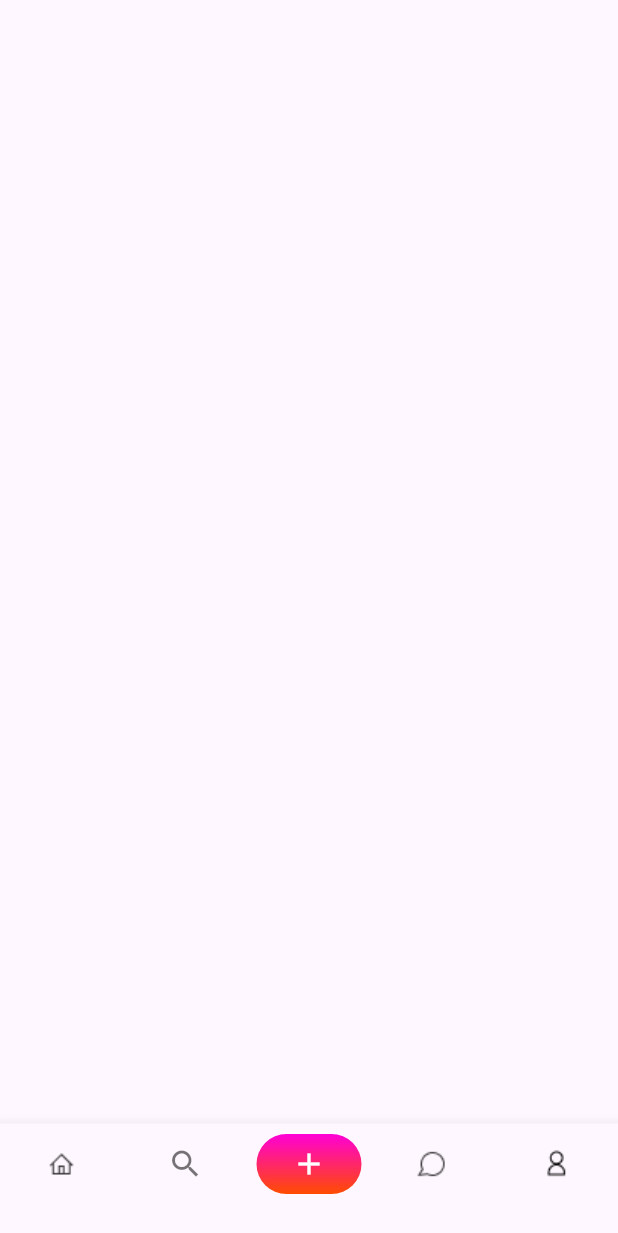
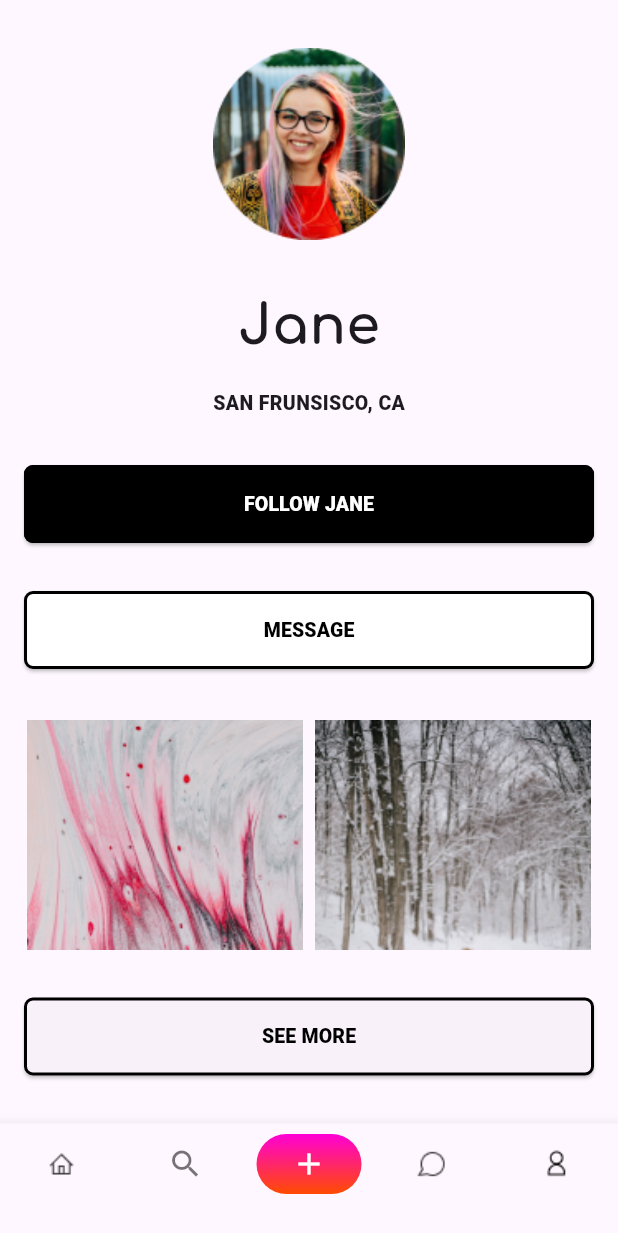
Before and after one commit to semetey2019/photo, a Flutter app: the MainPage screen opened directly, swiped to page 5, on a phone screen of 412 x 824 dp. Shown: the top 1233 px of the screen. Run offline on Flutter 3.47's test engine with Material 3 defaults, Android fonts, the phone set to English and light mode, and no system bars; our stand-ins replace cached_network_image.

Commit message:
do profile page

```diff
--- a/lib/features/auth/presentation/pages/login_page.dart
+++ b/lib/features/auth/presentation/pages/login_page.dart
@@ -67,6 +67,11 @@ class _LoginPageState extends State<LoginPage> {
               const SizedBox(height: 32),
               TextFormFieldWidget(
                 hinText: "jane@example.com",
+                hintStyle: const TextStyle(
+                  fontSize: 15,
+                  color: Colors.black,
+                  fontWeight: FontWeight.w400,
+                ),
                 isError: isValidateEmail,
                 validator: (value) {
                   if (isValidPhoneNumber(value!) == null) {
@@ -105,6 +110,7 @@ class _LoginPageState extends State<LoginPage> {
                 },
                 color: const BorderSide(color: Colors.black),
                 text: "LOG IN",
+                textColor: const TextStyle(color: Colors.white),
                 backgroundColor: Colors.black,
                 minimumSize: const Size(double.infinity, 52),
               )
--- a/lib/features/auth/presentation/pages/register_page.dart
+++ b/lib/features/auth/presentation/pages/register_page.dart
@@ -67,6 +67,11 @@ class _RegisterPageState extends State<RegisterPage> {
               ),
               const SizedBox(height: 32),
               TextFormFieldWidget(
+                hintStyle: const TextStyle(
+                  fontSize: 15,
+                  color: Colors.black,
+                  fontWeight: FontWeight.w400,
+                ),
                 hinText: "jane@example.com",
                 isError: isValidateEmail,
                 validator: (value) {
@@ -104,6 +109,7 @@ class _RegisterPageState extends State<RegisterPage> {
                 },
                 color: const BorderSide(color: Colors.black),
                 text: "NEXT",
+                textColor: TextStyle(color: Colors.white),
                 backgroundColor: Colors.black,
                 minimumSize: const Size(double.infinity, 52),
               )
--- /dev/null
+++ b/lib/features/main/presentation/pages/home/profile/profile.dart
@@ -0,0 +1 @@
+export 'profile_page.dart';
--- /dev/null
+++ b/lib/features/main/presentation/pages/home/profile/profile_page.dart
@@ -0,0 +1,107 @@
+import 'package:flutter/material.dart';
+import 'package:flutter_staggered_grid_view/flutter_staggered_grid_view.dart';
+import 'package:photo/features/auth/presentation/widgets/button_widget.dart';
+
+class ProfilePage extends StatefulWidget {
+  const ProfilePage({super.key});
+
+  @override
+  State<ProfilePage> createState() => _ProfilePageState();
+}
+
+class _ProfilePageState extends State<ProfilePage> {
+  @override
+  Widget build(BuildContext context) {
+    return Scaffold(
+      body: SafeArea(
+        child: Padding(
+          padding: const EdgeInsets.only(left: 16, right: 16, top: 32),
+          child: Column(
+            children: [
+              Center(
+                child: Image.asset("assets/profile/girl.png"),
+              ),
+              const SizedBox(height: 32),
+              const Text(
+                "Jane",
+                style: TextStyle(
+                  fontSize: 36,
+                  fontWeight: FontWeight.w400,
+                  fontFamily: "Comfortaa-Bold",
+                ),
+              ),
+              const SizedBox(height: 16),
+              const Text(
+                "SAN FRUNSISCO, CA",
+                style: TextStyle(
+                  fontSize: 13,
+                  fontWeight: FontWeight.w900,
+                ),
+              ),
+              const SizedBox(height: 32),
+              ButtonWidget(
+                  onPressed: () {
+                    // Navigator.push(
+                    //     context, MaterialPageRoute(builder: (_) => LoginPage()));
+                  },
+                  color: const BorderSide(color: Colors.white),
+                  textColor: const TextStyle(
+                      color: Colors.white,
+                      fontSize: 13,
+                      fontWeight: FontWeight.w900),
+                  backgroundColor: Colors.black,
+                  minimumSize: const Size(double.infinity, 52),
+                  text: "FOLLOW JANE"),
+              const SizedBox(height: 32),
+              ButtonWidget(
+                  onPressed: () {
+                    // Navigator.push(
+                    //     context, MaterialPageRoute(builder: (_) => LoginPage()));
+                  },
+                  color: const BorderSide(color: Colors.white),
+                  textColor: const TextStyle(
+                      color: Colors.black,
+                      fontSize: 13,
+                      fontWeight: FontWeight.w900),
+                  backgroundColor: Colors.white,
+                  minimumSize: const Size(double.infinity, 52),
+                  text: "MESSAGE"),
+              const SizedBox(height: 32),
+              Expanded(
+                child: MasonryGridView.builder(
+                  shrinkWrap: true,
+                  gridDelegate:
+                      const SliverSimpleGridDelegateWithFixedCrossAxisCount(
+                          crossAxisCount: 2),
+                  itemCount: 9,
+                  mainAxisSpacing: 4,
+                  crossAxisSpacing: 4,
+                  itemBuilder: (context, index) => Padding(
+                    padding: const EdgeInsets.all(2.0),
+                    child: Image.asset(
+                      'assets/photo/ph${index + 1}.png',
+                      fit: BoxFit.cover,
+                    ),
+                  ),
+                ),
+              ),
+              Padding(
+                padding: const EdgeInsets.only(top: 32, bottom: 32),
+                child: ButtonWidget(
+                  onPressed: () {},
+                  color: const BorderSide(color: Colors.black),
+                  text: "SEE MORE",
+                  minimumSize: const Size(double.infinity, 52),
+                  textColor: const TextStyle(
+                      color: Colors.black,
+                      fontSize: 13,
+                      fontWeight: FontWeight.w900),
+                ),
+              )
+            ],
+          ),
+        ),
+      ),
+    );
+  }
+}
--- /dev/null
+++ b/lib/features/main/presentation/pages/main/home.dart
@@ -0,0 +1 @@
+export 'home_page.dart';
--- a/lib/features/main/presentation/pages/home/home_page.dart
+++ b/lib/features/main/presentation/pages/main/home_page.dart
@@ -2,7 +2,6 @@ import 'package:flutter/material.dart';
 import 'package:flutter_staggered_grid_view/flutter_staggered_grid_view.dart';
 import 'package:photo/features/auth/presentation/widgets/button_widget.dart';
 import '../../../../auth/presentation/widgets/custom_view.dart';
-import '../../widgets/button_bar_widget.dart';
 
 class DiscoverPage extends StatelessWidget {
   const DiscoverPage({
--- /dev/null
+++ b/lib/features/main/presentation/pages/search/search.dart
@@ -0,0 +1 @@
+export 'search_photo.dart';
--- a/lib/features/main/presentation/widgets/button_bar_widget.dart
+++ b/lib/features/main/presentation/widgets/button_bar_widget.dart
@@ -1,6 +1,9 @@
 import 'package:flutter/material.dart';
 
-import 'package:photo/features/main/presentation/pages/home/home_page.dart';
+import 'package:photo/features/main/presentation/pages/main/home_page.dart';
+import 'package:photo/features/main/presentation/pages/search/search_photo.dart';
+
+import '../pages/home/profile/profile_page.dart';
 
 class MainPage extends StatefulWidget {
   const MainPage({super.key});
@@ -36,10 +39,10 @@ class _MainPageState extends State<MainPage> {
           },
           children: const [
             DiscoverPage(),
+            SearchPhotoPage(),
             Scaffold(),
             Scaffold(),
-            Scaffold(),
-            Scaffold(),
+            ProfilePage(),
           ],
         ),
       ),
--- a/pubspec.yaml
+++ b/pubspec.yaml
@@ -69,6 +69,7 @@ flutter:
     - assets/ellipses/
     - assets/photo/
     - assets/navigate/
+    - assets/profile/
 
   # An image asset can refer to one or more resolution-specific "variants", see
   # https://flutter.dev/assets-and-images/#resolution-aware
```
Also changed, not shown: lib/features/auth/presentation/pages/register_policy.dart (+5 -3 lines), lib/features/auth/presentation/widgets/text_form_widget.dart (+3 -5 lines), lib/features/main/presentation/pages/search/search_photo.dart (added, +100 -0 lines), assets/profile/girl.png (added).
